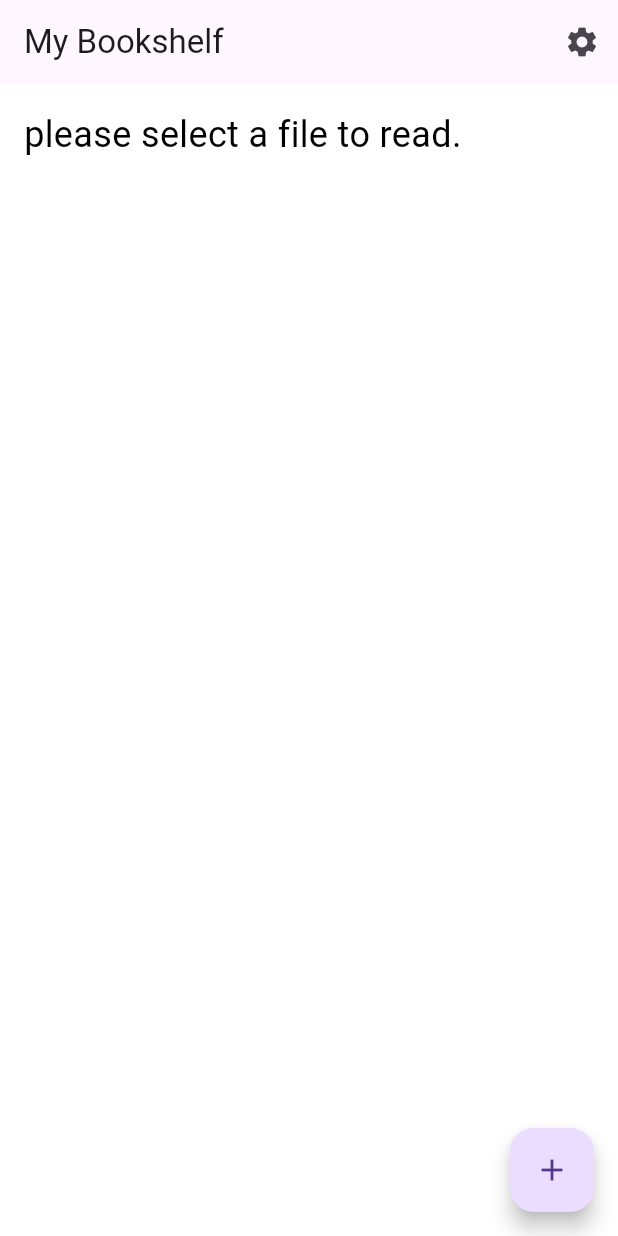
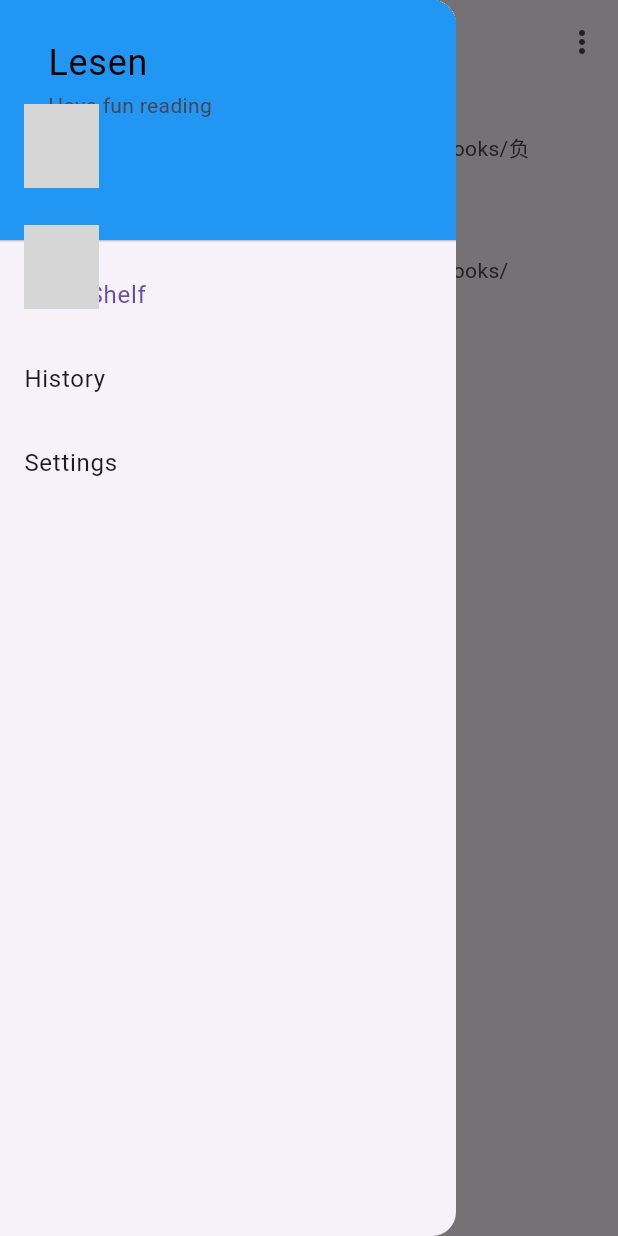
Before and after one commit to ludwigliu/lesen, a Flutter app: the screen it shows after launch, with the side drawer open (before the commit the screen has no drawer), on a phone screen of 412 x 824 dp. Run offline on Flutter 3.47's test engine with Material 3 defaults, Android fonts, the phone set to English and light mode, and no system bars; our stand-ins replace file_picker, shared_preferences; missing offline and left inert: epub_view; grey boxes are pictures that could not be loaded.

Commit message:
feat: add a side bar and a book shelf page

```diff
--- /dev/null
+++ b/lib/books/book.dart
@@ -0,0 +1,15 @@
+class Book {
+  final String title;
+  final String? author;
+  final int? publicationYear;
+  final String filePath;
+  String? coverImagePath;
+
+  Book(
+    this.coverImagePath,
+    this.author,
+    this.publicationYear, {
+    required this.title,
+    required this.filePath,
+  });
+}
--- /dev/null
+++ b/lib/books/book_item.dart
@@ -0,0 +1,25 @@
+import 'package:flutter/material.dart';
+import 'package:lesen/books/book.dart';
+
+class BookItem extends StatelessWidget {
+  final VoidCallback onTap;
+  final Book book;
+
+  const BookItem({super.key, required this.onTap, required this.book});
+
+  @override
+  Widget build(BuildContext context) {
+    return ListTile(
+      leading: SizedBox(
+        width: 50,
+        height: 70,
+        child: Image.asset(
+          book.coverImagePath ?? 'assets/images/default_cover.png',
+          fit: BoxFit.cover,
+        ),
+      ),
+      title: Text(book.title),
+      subtitle: Text(book.filePath),
+    );
+  }
+}
--- /dev/null
+++ b/lib/books/book_shelf.dart
@@ -0,0 +1,81 @@
+import 'package:flutter/material.dart';
+import 'package:lesen/books/book.dart';
+import 'book_item.dart';
+
+class BookShelf extends StatefulWidget {
+  final List<Book> books;
+
+  const BookShelf({super.key, required this.books});
+
+  @override
+  State<BookShelf> createState() => _BookShelfState();
+}
+
+class _BookShelfState extends State<BookShelf> {
+  int _selectedIndex = 0;
+  void _onItemTapped(int index) {
+    setState(() {
+      _selectedIndex = index;
+    });
+  }
+
+  @override
+  Widget build(BuildContext context) {
+    return Scaffold(
+      appBar: AppBar(
+        title: const Text('Book Shelf'),
+        actions: [
+          IconButton(icon: const Icon(Icons.more_vert), onPressed: () {}),
+        ],
+      ),
+      body: SingleChildScrollView(
+        child: Column(
+          children: widget.books
+              .map((book) => BookItem(book: book, onTap: () {}))
+              .toList(),
+        ),
+      ),
+      drawer: Drawer(
+        child: ListView(
+          padding: EdgeInsets.zero,
+          children: [
+            const DrawerHeader(
+              decoration: BoxDecoration(color: Colors.blue),
+              child: ListTile(
+                title: Text(
+                  'Lesen',
+                  style: TextStyle(color: Colors.black, fontSize: 24),
+                ),
+                subtitle: Text('Have fun reading'),
+              ),
+            ),
+            ListTile(
+              title: const Text('Book Shelf'),
+              selected: _selectedIndex == 0,
+              onTap: () {
+                _onItemTapped(0);
+                Navigator.pop(context);
+              },
+            ),
+            ListTile(
+              title: const Text('History'),
+              selected: _selectedIndex == 1,
+              onTap: () {
+                _onItemTapped(1);
+                Navigator.pop(context);
+              },
+            ),
+            ListTile(
+              title: const Text('Settings'),
+              selected: _selectedIndex == 2,
+              onTap: () {
+                _onItemTapped(2);
+                Navigator.pop(context);
+              },
+            ),
+          ],
+        ),
+      ),
+    );
+  }
+}
--- a/lib/main.dart
+++ b/lib/main.dart
@@ -1,14 +1,9 @@
-import 'dart:io';
-
 import 'package:flutter/material.dart';
-import 'package:file_picker/file_picker.dart';
-import 'package:path/path.dart' as path;
+import 'package:lesen/books/book.dart';
+import 'package:lesen/books/book_shelf.dart';
 import 'package:provider/provider.dart';
 
 import 'reading_settings.dart';
-import 'epub_reader_page.dart';
-
-import 'utils/file_utils.dart';
 
 void main() {
   WidgetsFlutterBinding.ensureInitialized();
@@ -22,192 +17,21 @@ void main() {
 class MyApp extends StatelessWidget {
   const MyApp({super.key});
 
+  final String booksDir = '/storage/emulated/0/Download/books/';
+
   @override
   Widget build(BuildContext context) {
-    String lastOpenedFile =
-        context.read<ReadingSettings>().getLastOpenedFile ?? '';
+    List<Book> books = [
+      Book('', '', 1968, title: '负零', filePath: '$booksDir负零.epub'),
+      Book('', '', 2002, title: 'Heidi', filePath: '${booksDir}Heidi.epub'),
+    ];
     return MaterialApp(
       title: 'lesen',
       theme: ThemeData(
         primarySwatch: Colors.blue,
         visualDensity: VisualDensity.adaptivePlatformDensity,
       ),
-      home: HomePage(lastOpenedFile: lastOpenedFile),
+      home: BookShelf(books: books),
     );
   }
 }
-
-class HomePage extends StatefulWidget {
-  final String lastOpenedFile;
-  const HomePage({super.key, required this.lastOpenedFile});
-
-  @override
-  State<HomePage> createState() => _HomePageState();
-}
-
-class _HomePageState extends State<HomePage> {
-  String _textContent = 'please select a file to read.';
-
-  Future<void> _pickFile() async {
-    FilePickerResult? result = await FilePicker.platform.pickFiles(
-      type: FileType.custom,
-      allowedExtensions: ['txt', 'epub'],
-    );
-
-    if (result != null && result.files.single.path != null) {
-      String? cacheFilePath = result.files.first.path;
-      String? permanentFilePath = await copyFileToAppDir(cacheFilePath);
-      if (permanentFilePath != null) {
-        debugPrint('permant file path: $permanentFilePath');
-      }
-
-      String filePath = permanentFilePath!;
-      String extension = path.extension(filePath).replaceAll('.', '');
-
-      if (extension == 'epub') {
-        Navigator.push(
-          context,
-          MaterialPageRoute(
-            builder: (context) => EpubReaderPage(filePath: filePath),
-          ),
-        );
-      } else if (extension == 'txt') {
-        File file = File(filePath);
-        try {
-          String contents = await file.readAsString();
-          setState(() {
-            _textContent = contents;
-          });
-        } catch (e) {
-          setState(() {
-            _textContent = 'failed to read file: $e';
-          });
-        }
-      } else {
-        setState(() {
-          _textContent = 'Unsupported file type: $extension';
-        });
-      }
-    }
-  }
-
-  void _showSettingsPanel() {
-    showModalBottomSheet(
-      context: context,
-      builder: (context) {
-        return Consumer<ReadingSettings>(
-          builder: (context, settings, child) {
-            return Container(
-              padding: const EdgeInsets.all(20.0),
-              child: Column(
-                mainAxisSize: MainAxisSize.min,
-                crossAxisAlignment: CrossAxisAlignment.start,
-                children: [
-                  const Text('Font Size'),
-                  Slider(
-                    value: settings.fontSize,
-                    min: 12.0,
-                    max: 30.0,
-                    divisions: 18,
-                    label: settings.fontSize.round().toString(),
-                    onChanged: (value) {
-                      context.read<ReadingSettings>().setFontSize(value);
-                    },
-                  ),
-                  const SizedBox(height: 10),
-                  const Text('Background Color'),
-                  Row(
-                    mainAxisAlignment: MainAxisAlignment.spaceEvenly,
-                    children: [
-                      _buildColorChip(context, Colors.white, 'white'),
-                      _buildColorChip(
-                        context,
-                        const Color(0xFFF5F5DC),
-                        'beige',
-                      ),
-                      _buildColorChip(
-                        context,
-                        const Color(0xFFE8F5E9),
-                        'green',
-                      ),
-                      _buildColorChip(context, const Color(0xFF212121), 'dark'),
-                    ],
-                  ),
-                ],
-              ),
-            );
-          },
-        );
-      },
-    );
-  }
-
-  Widget _buildColorChip(BuildContext context, Color color, String name) {
-    return InkWell(
-      onTap: () {
-        context.read<ReadingSettings>().setBackgroundColor(color);
-        Navigator.pop(context);
-      },
-      child: Chip(label: Text(name), backgroundColor: color),
-    );
-  }
-
-  @override
-  void initState() {
-    context.read<ReadingSettings>().setLastOpenedFile(widget.lastOpenedFile);
-    super.initState();
-  }
-
-  @override
-  Widget build(BuildContext context) {
-    debugPrint(
-      'last saved settings: '
-      'fontSize=${context.read<ReadingSettings>().fontSize}, '
-      'backgroundColor=${context.read<ReadingSettings>().backgroundColor}, '
-      'lastOpenedFile=${context.read<ReadingSettings>().getLastOpenedFile}',
-    );
-
-    return widget.lastOpenedFile.isNotEmpty
-        ? Consumer<ReadingSettings>(
-            builder: (context, setttings, child) =>
-                EpubReaderPage(filePath: widget.lastOpenedFile),
-          )
-        : Consumer<ReadingSettings>(
-            builder: (context, settings, child) {
-              return Scaffold(
-                backgroundColor: settings.backgroundColor,
-                appBar: AppBar(
-                  title: const Text('My Bookshelf'),
-                  actions: [
-                    IconButton(
-                      icon: const Icon(Icons.settings),
-                      onPressed: _showSettingsPanel,
-                    ),
-                  ],
-                ),
-                body: Padding(
-                  padding: const EdgeInsets.all(16.0),
-                  child: SingleChildScrollView(
-                    child: Text(
-                      _textContent,
-                      style: TextStyle(
-                        fontSize: settings.fontSize,
-                        height: 1.5,
-                        color:
-                            settings.backgroundColor == const Color(0xFF212121)
-                            ? Colors.grey[300]
-                            : Colors.black,
-                      ),
-                    ),
-                  ),
-                ),
-                floatingActionButton: FloatingActionButton(
-                  onPressed: _pickFile,
-                  tooltip: 'choose file',
-                  child: const Icon(Icons.add),
-                ),
-              );
-            },
-          );
-  }
-}
--- a/pubspec.yaml
+++ b/pubspec.yaml
@@ -65,8 +65,8 @@ flutter:
   uses-material-design: true
 
   # To add assets to your application, add an assets section, like this:
-  # assets:
-  #   - images/a_dot_burr.jpeg
+  assets:
+     - assets/images/
   #   - images/a_dot_ham.jpeg
 
   # An image asset can refer to one or more resolution-specific "variants", see
```
Also changed, not shown: lib/home_page.dart (added, +183 -0 lines), assets/images/default_cover.png (added).
